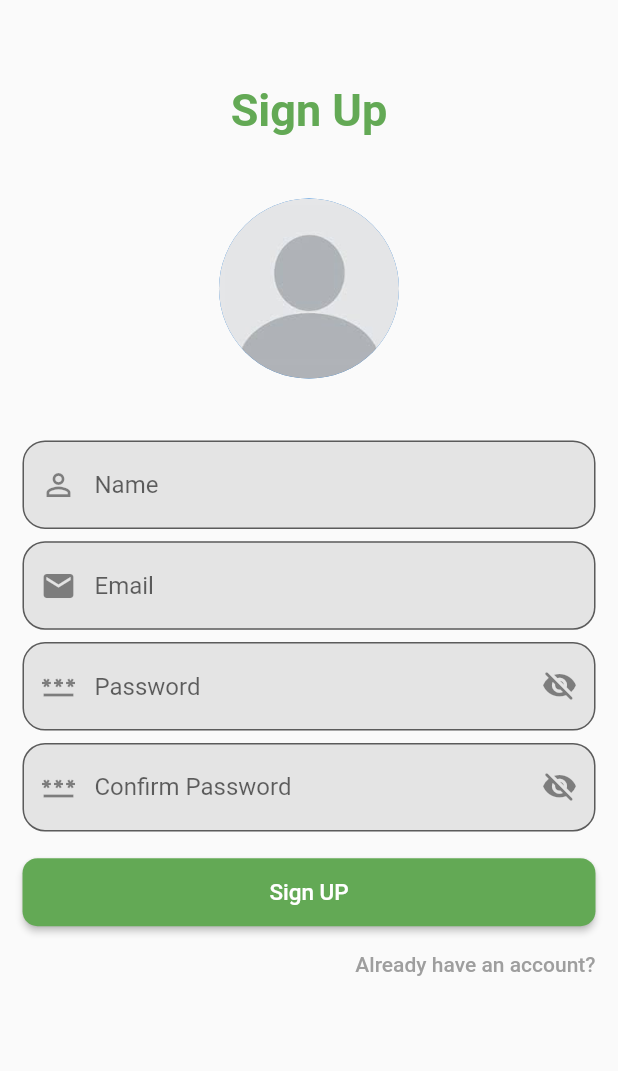
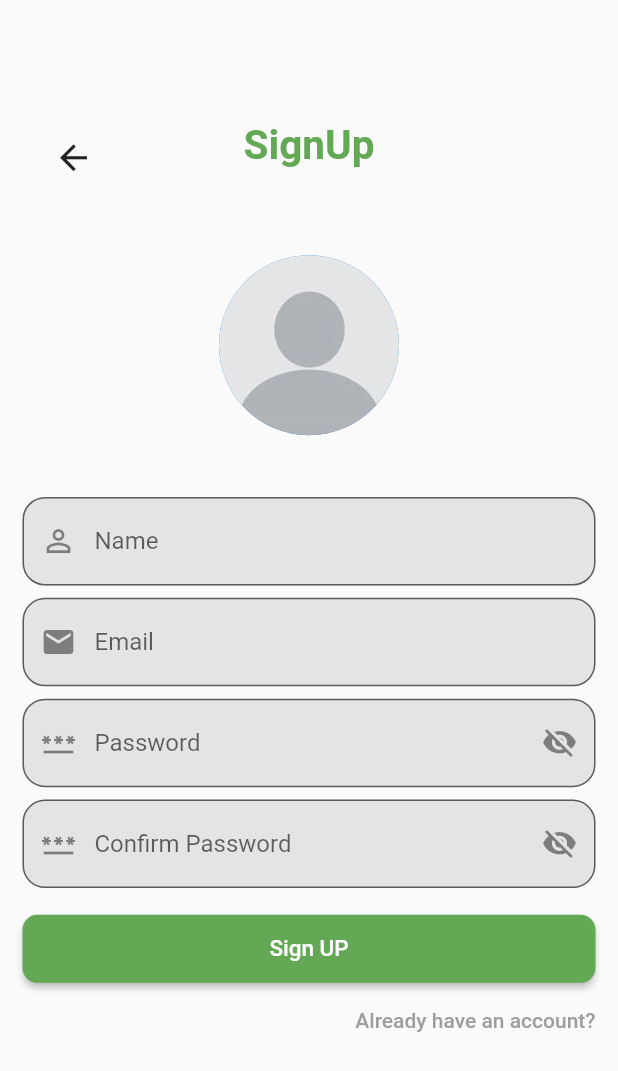
Before and after one commit to MajdAlfi/Final-Project, a Flutter app: the SignUp screen opened directly, on a phone screen of 412 x 824 dp. Shown: the top 1071 px of the screen. Run offline on Flutter 3.47's test engine with Material 2 defaults, Android fonts, the light colour scheme and no system bars; our stand-ins replace table_calendar; missing offline and left inert: d_chart.

Commit message:
login and signup navigation

```diff
--- a/final_project/lib/Src/Screens/signUp.dart
+++ b/final_project/lib/Src/Screens/signUp.dart
@@ -1,12 +1,8 @@
 import 'package:final_project/Src/Services/Width&Height.dart';
-import 'package:final_project/Src/Services/greyColor.dart';
 import 'package:final_project/Src/Services/mainColor.dart';
 import 'package:final_project/Src/Widgets/defaultElevatedButton.dart';
 import 'package:final_project/Src/Widgets/defaultTextField.dart';
-import 'package:flutter/cupertino.dart';
 import 'package:flutter/material.dart';
-import 'package:flutter/src/widgets/framework.dart';
-import 'package:flutter/src/widgets/placeholder.dart';
 
 class SignUp extends StatelessWidget {
   const SignUp({super.key});
@@ -22,19 +18,40 @@ class SignUp extends StatelessWidget {
             child: Column(
               children: [
                 SizedBox(
-                  height: heightScr(context) * 0.05,
+                  height: heightScr(context) * 0.08,
                 ),
-                Text(
-                  "Sign Up",
-                  style: TextStyle(
-                      color: mainColor(),
-                      fontSize: 30,
-                      fontWeight: FontWeight.bold),
+                Stack(
+                  children: [
+                    Align(
+                      alignment: Alignment.centerLeft,
+                      child: Padding(
+                        padding: const EdgeInsets.only(left: 10.0),
+                        child: IconButton(
+                            onPressed: () {
+                              Navigator.pop(context);
+                            },
+                            icon: const Icon(
+                              Icons.arrow_back,
+                              size: 27,
+                            )),
+                      ),
+                    ),
+                    Align(
+                      alignment: Alignment.center,
+                      child: Text(
+                        'SignUp',
+                        style: TextStyle(
+                            color: mainColor(),
+                            fontSize: 27,
+                            fontWeight: FontWeight.bold),
+                      ),
+                    ),
+                  ],
                 ),
                 SizedBox(
                   height: heightScr(context) * 0.05,
                 ),
-                CircleAvatar(
+                const CircleAvatar(
                   radius: 60,
                   backgroundImage: AssetImage(
                     "assets/images/defaultProfileImage.jpg",
@@ -79,7 +96,9 @@ class SignUp extends StatelessWidget {
                 Align(
                   alignment: AlignmentDirectional.topEnd,
                   child: TextButton(
-                    onPressed: () {},
+                    onPressed: () {
+                      Navigator.pushReplacementNamed(context, '/loginScr');
+                    },
                     style: TextButton.styleFrom(padding: EdgeInsets.zero),
                     child: Text(
                       "Already have an account?",
--- a/final_project/lib/main.dart
+++ b/final_project/lib/main.dart
@@ -19,7 +19,10 @@ void main() {
     ],
     child: MaterialApp(
       debugShowCheckedModeBanner: false,
-      routes: {'/loginScr': (context) => const loginScr()},
+      routes: {
+        '/loginScr': (context) => const loginScr(),
+        '/signupScr': (context) => const SignUp()
+      },
       home: firstUI(),
     ),
   ));
```
Also changed, not shown: final_project/lib/Src/Screens/loginScr.dart (+5 -3 lines).
